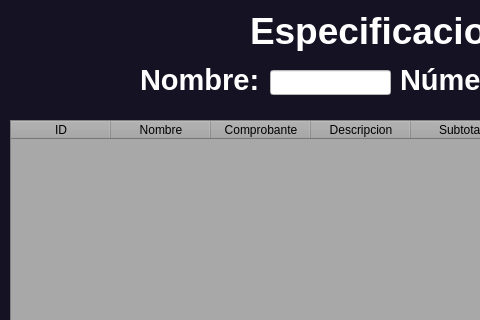
Old version of the form Vistas ui/EspecificacionesEtapas.ui in the repository bradlygutierrez/programacionApp; both pictures show x 0 to 480 and y 0 to 320 of the 1024 by 600 pixel window.
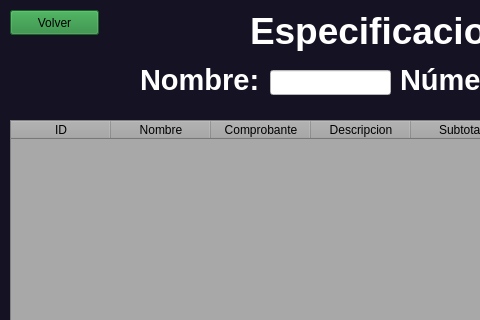
New version of the form. Icons and pictures are not drawn.

Commit message: Se parchearon los errores de las .ui de AgregarEtapa, Espec Etapas y Gastos etapas. Se reemplazaron sus respectivos .py

What changed in the file:
```diff
--- a/Vistas ui/EspecificacionesEtapas.ui
+++ b/Vistas ui/EspecificacionesEtapas.ui
@@ -169,22 +169,6 @@
      <string notr="true">background-color: rgb(255, 255, 255);</string>
     </property>
    </widget>
-   <widget class="QLabel" name="label_4">
-    <property name="geometry">
-     <rect>
-      <x>10</x>
-      <y>10</y>
-      <width>31</width>
-      <height>31</height>
-     </rect>
-    </property>
-    <property name="styleSheet">
-     <string notr="true">border-image: url(:/logos/flecha-hacia-atras.png);</string>
-    </property>
-    <property name="text">
-     <string/>
-    </property>
-   </widget>
    <widget class="QLabel" name="label_5">
     <property name="geometry">
      <rect>
@@ -201,6 +185,23 @@
      <string>&lt;html&gt;&lt;head/&gt;&lt;body&gt;&lt;p&gt;&lt;span style=&quot; font-size:28pt; font-weight:600; color:#ffffff;&quot;&gt;Especificaciones de las etapas&lt;/span&gt;&lt;/p&gt;&lt;/body&gt;&lt;/html&gt;</string>
     </property>
    </widget>
+   <widget class="QPushButton" name="pushButton">
+    <property name="geometry">
+     <rect>
+      <x>10</x>
+      <y>10</y>
+      <width>89</width>
+      <height>25</height>
+     </rect>
+    </property>
+    <property name="styleSheet">
+     <string notr="true">
+background-color: rgb(35, 134, 54)</string>
+    </property>
+    <property name="text">
+     <string>Volver</string>
+    </property>
+   </widget>
   </widget>
   <widget class="QMenuBar" name="menubar">
    <property name="geometry">
```
The commit also changes 7 other files.
